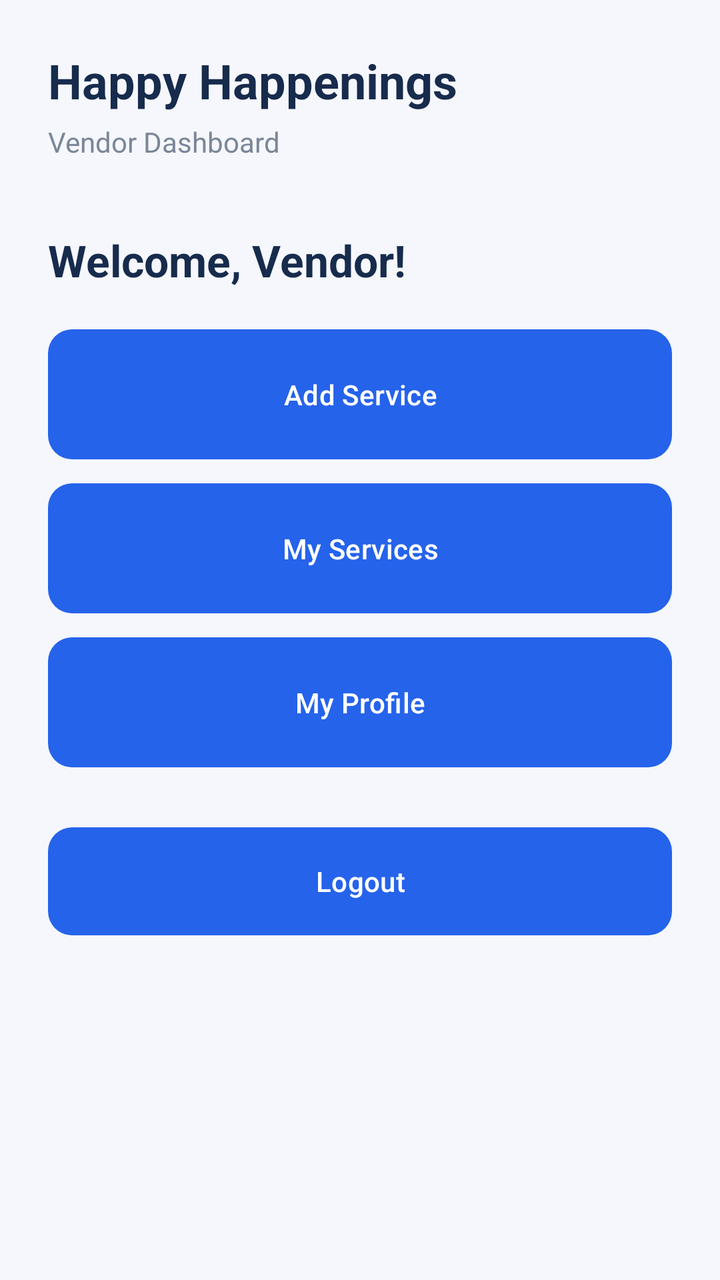
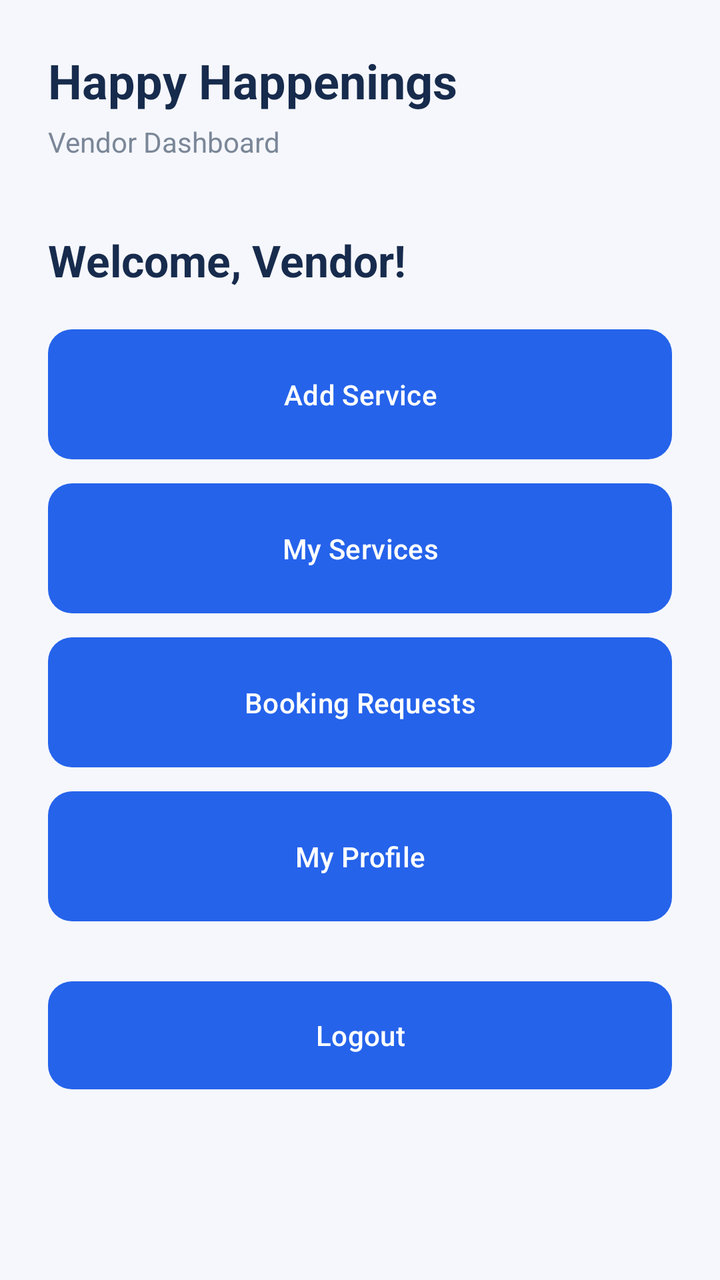

Before-and-after screenshots of an Android layout around one commit, followed by the original layout XML and the change that was made.
<!-- AndroidManifest.xml: application theme Theme.HappyHappenings -->
<!-- res/layout/activity_vendor_dashboard.xml -->
<?xml version="1.0" encoding="utf-8"?>
<LinearLayout
    xmlns:android="http://schemas.android.com/apk/res/android"
    xmlns:app="http://schemas.android.com/apk/res-auto"
    android:layout_width="match_parent"
    android:layout_height="match_parent"
    android:orientation="vertical"
    android:padding="24dp"
    android:background="#F5F7FC">

    <TextView
        android:layout_width="wrap_content"
        android:layout_height="wrap_content"
        android:text="Happy Happenings"
        android:textSize="24sp"
        android:textStyle="bold"
        android:textColor="#172B4D"/>

    <TextView
        android:layout_width="wrap_content"
        android:layout_height="wrap_content"
        android:text="Vendor Dashboard"
        android:textSize="14sp"
        android:textColor="#7B8798"
        android:layout_marginTop="5dp"/>

    <TextView
        android:layout_width="wrap_content"
        android:layout_height="wrap_content"
        android:text="Welcome, Vendor!"
        android:textSize="22sp"
        android:textStyle="bold"
        android:textColor="#172B4D"
        android:layout_marginTop="35dp"
        android:layout_marginBottom="20dp"/>

    <Button
        android:id="@+id/addService"
        android:layout_width="match_parent"
        android:layout_height="65dp"
        android:text="Add Service"
        android:textColor="#FFFFFF"
        app:backgroundTint="@null"
        android:background="@drawable/blue_button_bg"
        android:backgroundTint="@null"/>

    <Button
        android:id="@+id/myServices"
        android:layout_width="match_parent"
        android:layout_height="65dp"
        android:text="My Services"
        android:textColor="#FFFFFF"
        android:layout_marginTop="12dp"
        app:backgroundTint="@null"
        android:background="@drawable/blue_button_bg"
        android:backgroundTint="@null"/>

    <Button
        android:id="@+id/profile"
        android:layout_width="match_parent"
        android:layout_height="65dp"
        android:text="My Profile"
        android:textColor="#FFFFFF"
        android:layout_marginTop="12dp"
        app:backgroundTint="@null"
        android:background="@drawable/blue_button_bg"
        android:backgroundTint="@null"/>

    <Button
        android:id="@+id/logout"
        android:layout_width="match_parent"
        android:layout_height="54dp"
        android:text="Logout"
        android:textColor="#FFFFFF"
        android:layout_marginTop="30dp"
        app:backgroundTint="@null"
        android:background="@drawable/blue_button_bg"
        android:backgroundTint="@null"/>

</LinearLayout>
<!-- resources referenced by this layout -->
<resources>
  <!-- drawable blue_button_bg (drawable) -->
  <?xml version="1.0" encoding="utf-8"?>
  <shape xmlns:android="http://schemas.android.com/apk/res/android">
  
      <solid android:color="#2563EB"/>
  
      <corners android:radius="12dp"/>
  
  </shape>
  <style name="Theme.HappyHappenings" parent="Base.Theme.HappyHappenings" />
  <style name="Base.Theme.HappyHappenings" parent="Theme.Material3.DayNight.NoActionBar">
          
          
      </style>
</resources>

<!-- the commit's change to res/layout/activity_vendor_dashboard.xml (unified diff, before → after) -->
@@ -56,6 +56,17 @@
         android:backgroundTint="@null"/>
 
     <Button
+        android:id="@+id/vendorBookings"
+        android:layout_width="match_parent"
+        android:layout_height="65dp"
+        android:text="Booking Requests"
+        android:textColor="#FFFFFF"
+        android:layout_marginTop="12dp"
+        app:backgroundTint="@null"
+        android:background="@drawable/blue_button_bg"
+        android:backgroundTint="@null"/>
+
+    <Button
         android:id="@+id/profile"
         android:layout_width="match_parent"
         android:layout_height="65dp"
